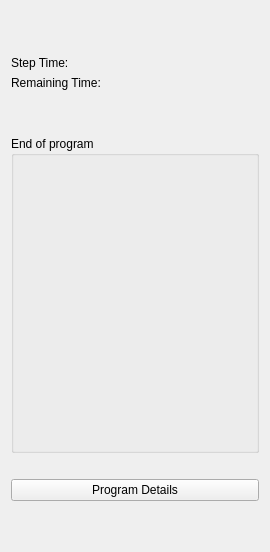
This is Components/Dashboard/Forms/ProgramRunningPanelWidget.ui in Liyezhong/GUI as Qt 5 draws it before an edit. The edited form follows.
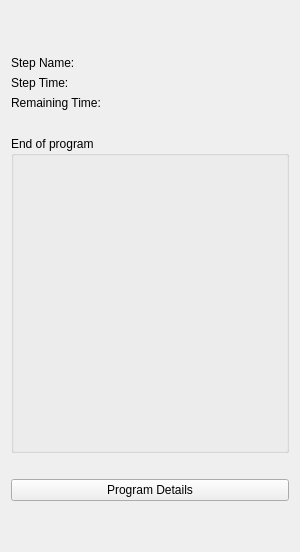
This is the edited form.

Commit message: Update for display program step info

Diff of the .ui file:
```diff
--- a/Components/Dashboard/Forms/ProgramRunningPanelWidget.ui
+++ b/Components/Dashboard/Forms/ProgramRunningPanelWidget.ui
@@ -6,7 +6,7 @@
    <rect>
     <x>0</x>
     <y>0</y>
-    <width>270</width>
+    <width>300</width>
     <height>552</height>
    </rect>
   </property>
@@ -19,7 +19,7 @@
   <property name="windowTitle">
    <string>Form</string>
   </property>
-  <layout class="QVBoxLayout" name="verticalLayout" stretch="0,0,0,4,0,0,0">
+  <layout class="QVBoxLayout" name="verticalLayout" stretch="0,0,4,0,0,0">
    <item>
     <spacer name="verticalSpacer_7">
      <property name="orientation">
@@ -49,48 +49,62 @@
       </spacer>
      </item>
      <item>
-      <layout class="QGridLayout" name="gridLayout_2" columnstretch="1,1" columnminimumwidth="1,1">
+      <layout class="QGridLayout" name="gridLayout_2" columnstretch="1,0">
        <property name="sizeConstraint">
         <enum>QLayout::SetMinimumSize</enum>
        </property>
+       <item row="2" column="0" colspan="2">
+        <widget class="QLabel" name="lblReagentName">
+         <property name="text">
+          <string/>
+         </property>
+         <property name="wordWrap">
+          <bool>true</bool>
+         </property>
+        </widget>
+       </item>
        <item row="4" column="0">
+        <widget class="QLabel" name="stepTimeLabel">
+         <property name="text">
+          <string>Step Time:</string>
+         </property>
+        </widget>
+       </item>
+       <item row="5" column="0">
         <widget class="QLabel" name="RemainingTimeLabel">
          <property name="text">
           <string>Remaining Time:</string>
          </property>
         </widget>
        </item>
+       <item row="5" column="1">
+        <widget class="QLabel" name="lblRemainTime">
+         <property name="text">
+          <string/>
+         </property>
+        </widget>
+       </item>
+       <item row="4" column="1">
+        <widget class="QLabel" name="lblStepTime">
+         <property name="text">
+          <string/>
+         </property>
+        </widget>
+       </item>
        <item row="3" column="0">
-        <widget class="QLabel" name="stepTimeLabel">
+        <widget class="QLabel" name="StepNameLabel">
          <property name="text">
-          <string>Step Time:</string>
+          <string>Step Name:</string>
          </property>
         </widget>
        </item>
        <item row="3" column="1">
-        <widget class="QLabel" name="lblStepTime">
+        <widget class="QLabel" name="lblStepName">
          <property name="text">
           <string/>
          </property>
         </widget>
        </item>
-       <item row="4" column="1">
-        <widget class="QLabel" name="lblRemainTime">
-         <property name="text">
-          <string/>
-         </property>
-        </widget>
-       </item>
-       <item row="2" column="0" colspan="2">
-        <widget class="QLabel" name="lblReagentName">
-         <property name="text">
-          <string/>
-         </property>
-         <property name="wordWrap">
-          <bool>true</bool>
-         </property>
-        </widget>
-       </item>
       </layout>
      </item>
      <item>
@@ -108,19 +122,6 @@
      </item>
     </layout>
    </item>
-   <item>
-    <spacer name="verticalSpacer_6">
-     <property name="orientation">
-      <enum>Qt::Vertical</enum>
-     </property>
-     <property name="sizeHint" stdset="0">
-      <size>
-       <width>20</width>
-       <height>20</height>
-      </size>
-     </property>
-    </spacer>
-   </item>
    <item>
     <layout class="QVBoxLayout" name="verticalLayout_3">
      <item>
```
The commit also changes 2 other files.
